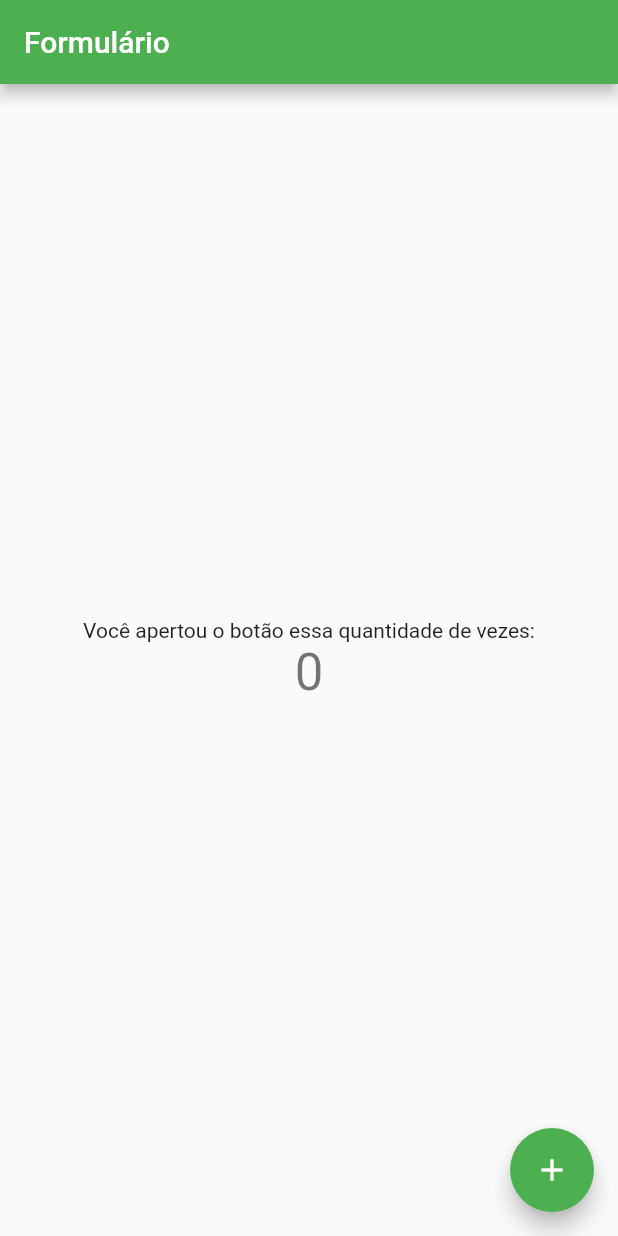
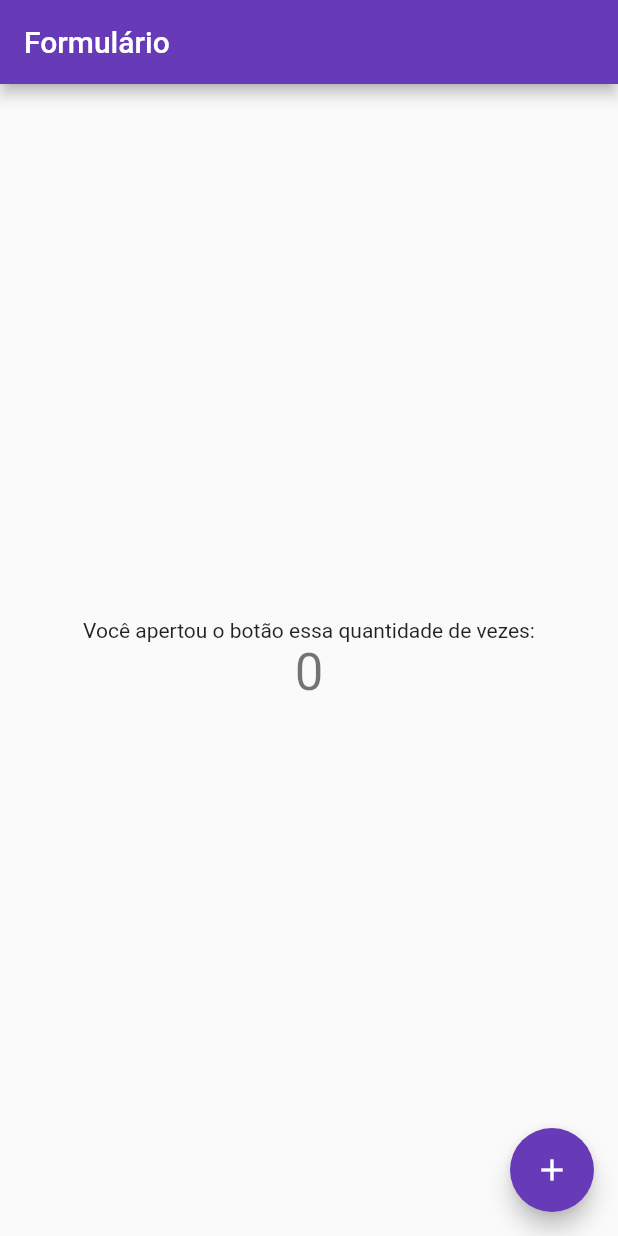
Before and after one commit to tarcisioribeiro-zz/Flutter, a Flutter app: the screen it shows after launch, on a phone screen of 412 x 824 dp. Run offline on Flutter 3.47's test engine with Material 2 defaults, Android fonts, the phone set to English and light mode, and no system bars; our stand-ins replace shared_preferences.

Commit message:
Mudei a cor pra fica bonito

```diff
--- a/formulario/lib/main.dart
+++ b/formulario/lib/main.dart
@@ -9,9 +9,8 @@ class MyApp extends StatelessWidget {
   Widget build(BuildContext context) {
     return MaterialApp(
       title: 'Aplicativo de Formulário',
-      debugShowCheckedModeBanner: false,
       theme: ThemeData(
-        primarySwatch: Colors.green,
+        primarySwatch: Colors.deepPurple,
         visualDensity: VisualDensity.adaptivePlatformDensity,
       ),
       home: MyHomePage(title: 'Formulário'),
```
